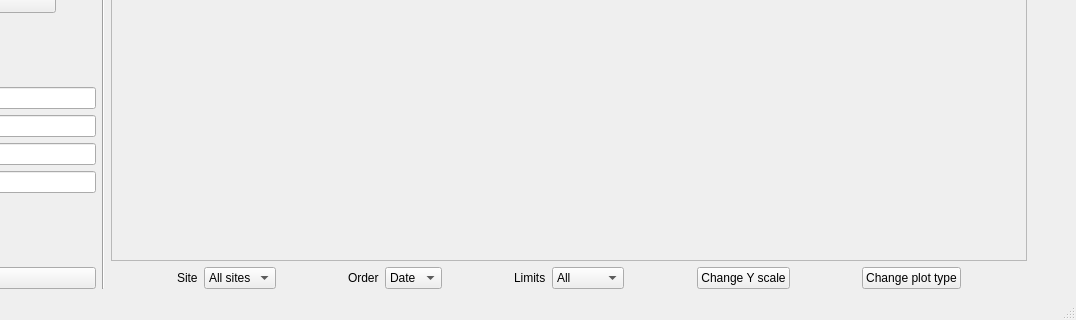
Unvire/DataAnalyzer, file ui/main.ui: the form before one commit; both pictures show x 335 to 1411 and y 489 to 809 of the 1411 by 809 pixel window.
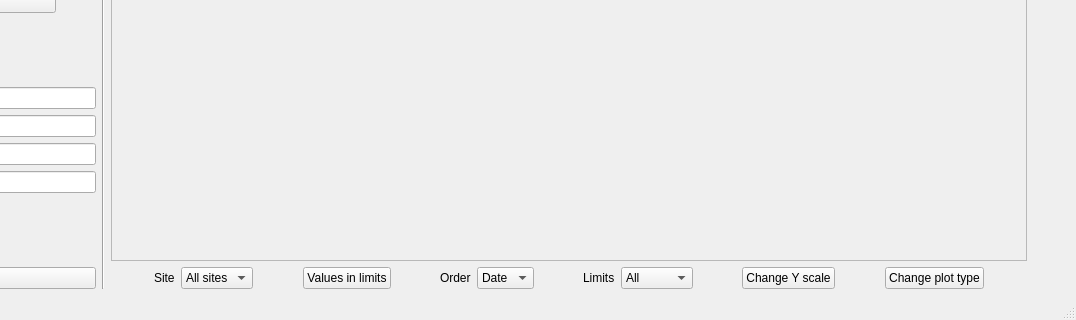
The form after the commit.

Commit message: Adds logic for getting logs from subfolder

What changed in the file:
```diff
--- a/ui/main.ui
+++ b/ui/main.ui
@@ -807,6 +807,26 @@
             </item>
            </widget>
           </item>
+          <item>
+           <spacer name="horizontalSpacer_12">
+            <property name="orientation">
+             <enum>Qt::Horizontal</enum>
+            </property>
+            <property name="sizeHint" stdset="0">
+             <size>
+              <width>40</width>
+              <height>20</height>
+             </size>
+            </property>
+           </spacer>
+          </item>
+          <item>
+           <widget class="QPushButton" name="valuesInLimitsButton">
+            <property name="text">
+             <string>Values in limits</string>
+            </property>
+           </widget>
+          </item>
           <item>
            <spacer name="horizontalSpacer_6">
             <property name="orientation">
```
Left out of the diff: 2 changed lines with no effect on the pictures. The commit also changes 2 other files.
